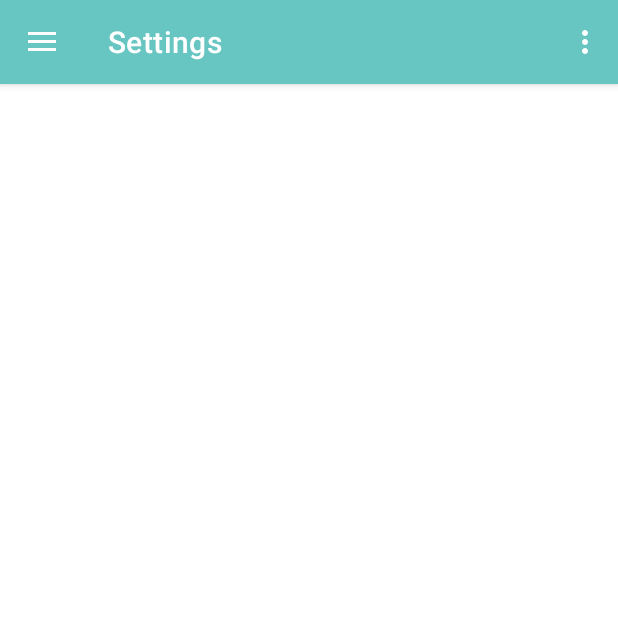
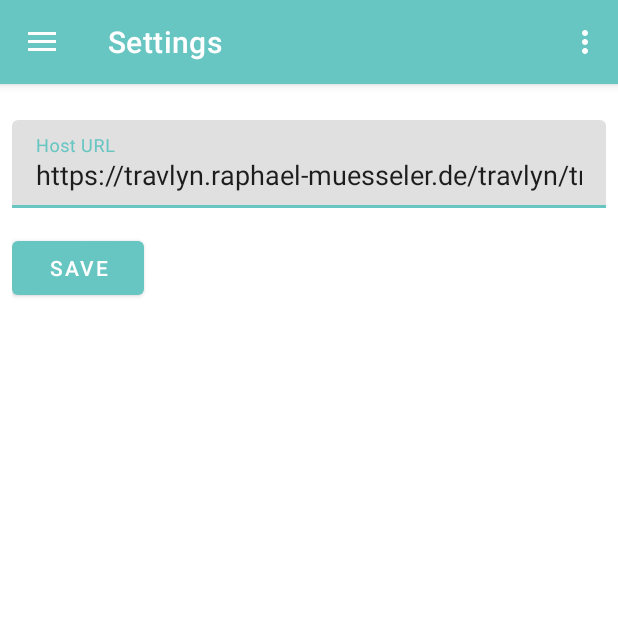
Before and after one commit to raphaelmue/travlyn, an Android app: the screen it shows after launch (MainActivity), in the side drawer, after a tap on "Settings", on a phone screen of 412 x 824 dp, the top half of it. Run offline under Robolectric (Android 15) with nearby library versions, the phone set to English and light mode, and no system bars; our stand-ins replace navigation-ui; libraries missing offline, so code that uses them is left out: com.arlib.floatingsearchview, org.osmdroid.config, org.osmdroid.library, org.osmdroid.tileprovider, org.osmdroid.util and 1 more; pictures from the network do not load; 17 statements that could not run were skipped.

Commit message:
issue #33: added field for changing host in settings

```diff
--- a/android/app/src/main/java/org/travlyn/MainActivity.kt
+++ b/android/app/src/main/java/org/travlyn/MainActivity.kt
@@ -41,7 +41,7 @@ class MainActivity : AppCompatActivity(), CoroutineScope, Application {
     override val coroutineContext: CoroutineContext
         get() = Dispatchers.Main + job
 
-    var api: UserApi = UserApi(context = this)
+    lateinit var api: UserApi
 
     private lateinit var appBarConfiguration: AppBarConfiguration
     private var user: User? = null
@@ -70,6 +70,8 @@ class MainActivity : AppCompatActivity(), CoroutineScope, Application {
         val headerView: View = navView.getHeaderView(0)
         navEmailTextField = headerView.findViewById(R.id.emailNavTextView)
         navNameTextField = headerView.findViewById(R.id.nameNavTextView)
+
+        this.api = UserApi(context = this)
 
         val localStorage = LocalStorage(this)
         user = localStorage.readObject<User>("user")
@@ -167,8 +169,8 @@ class MainActivity : AppCompatActivity(), CoroutineScope, Application {
                     launch {
                         handleLogoutRequest()
                         user = null
+                        LocalStorage(context).deleteObject("user")
                     }
-                    LocalStorage(context).deleteObject("user")
                     navEmailTextField.text = null
                     navNameTextField.text = null
                     invalidateOptionsMenu()
--- a/android/app/src/main/java/org/travlyn/infrastructure/ApiClient.kt
+++ b/android/app/src/main/java/org/travlyn/infrastructure/ApiClient.kt
@@ -19,18 +19,23 @@ import java.io.IOException
 import java.net.SocketException
 import java.net.SocketTimeoutException
 import java.util.concurrent.TimeUnit
+import javax.net.ssl.SSLHandshakeException
 import kotlin.coroutines.resume
 import kotlin.coroutines.resumeWithException
 
 open class ApiClient(
-    val baseUrl: String = "http://travlyn.raphael-muesseler.de/travlyn/travlyn/1.0.0/",
+    var baseUrl: String = baseUrlDefault,
     open val application: Application
 ) {
     companion object {
+        const val baseUrlDefault =
+            "https://travlyn.raphael-muesseler.de/travlyn/travlyn/1.0.0/"
+
         protected const val ContentType = "Content-Type"
         protected const val Accept = "Accept"
         protected const val JsonMediaType = "application/json"
         protected const val FormDataMediaType = "multipart/form-data"
+
         protected const val XmlMediaType = "application/xml"
 
         @JvmStatic
@@ -44,10 +49,22 @@ open class ApiClient(
                 Accept to JsonMediaType
             )
         )
-
         @JvmStatic
         val jsonHeaders: Map<String, String> =
             mapOf(ContentType to JsonMediaType, Accept to JsonMediaType)
+    }
+
+    init {
+        initBaseUrl()
+    }
+
+    private fun initBaseUrl() {
+        val localStorage = LocalStorage(this.application.getContext())
+        if (localStorage.contains("baseUrl")) {
+            this.baseUrl = localStorage.readObject<String>("baseUrl")!!
+        } else {
+            this.baseUrl = baseUrlDefault
+        }
     }
 
     protected inline fun <reified T> requestBody(
@@ -159,7 +176,7 @@ open class ApiClient(
             responseError(realRequest, response)
         } catch (exception: Exception) {
             when (exception) {
-                is SocketException, is SocketTimeoutException -> application.showErrorDialog(
+                is SocketException, is SocketTimeoutException, is SSLHandshakeException -> application.showErrorDialog(
                     ServerNotAvailableException(
                         "Socket connection timed out. Either server is not available or user has no internet connection."
                     )
--- a/android/app/src/main/java/org/travlyn/ui/login/LoginActivity.kt
+++ b/android/app/src/main/java/org/travlyn/ui/login/LoginActivity.kt
@@ -21,12 +21,13 @@ import kotlin.math.abs
 class LoginActivity : AppCompatActivity(), Application {
     private val animationTime: Long = 500
 
-    var api: UserApi = UserApi(context = this)
+    lateinit var api: UserApi
 
     override fun onCreate(savedInstanceState: Bundle?) {
         super.onCreate(savedInstanceState)
         setContentView(R.layout.activity_login)
 
+        api = UserApi(context = this)
         val context = this
         signInBtn.setOnClickListener {
             handleLogin(context)
--- a/android/app/src/main/java/org/travlyn/ui/send/SettingsFragment.kt
+++ /dev/null
@@ -1,20 +0,0 @@
-package org.travlyn.ui.send
-
-import android.os.Bundle
-import android.view.LayoutInflater
-import android.view.View
-import android.view.ViewGroup
-import androidx.fragment.app.Fragment
-import org.travlyn.R
-
-class SettingsFragment : Fragment() {
-
-
-    override fun onCreateView(
-        inflater: LayoutInflater,
-        container: ViewGroup?,
-        savedInstanceState: Bundle?
-    ): View? {
-        return inflater.inflate(R.layout.fragment_settings, container, false)
-    }
-}
--- /dev/null
+++ b/android/app/src/main/java/org/travlyn/ui/settings/SettingsFragment.kt
@@ -0,0 +1,39 @@
+package org.travlyn.ui.settings
+
+import android.os.Bundle
+import android.view.LayoutInflater
+import android.view.View
+import android.view.ViewGroup
+import android.widget.Toast
+import androidx.fragment.app.Fragment
+import kotlinx.android.synthetic.main.fragment_settings.*
+import org.travlyn.R
+import org.travlyn.infrastructure.ApiClient
+import org.travlyn.local.LocalStorage
+
+class SettingsFragment : Fragment() {
+
+    override fun onCreateView(
+        inflater: LayoutInflater,
+        container: ViewGroup?,
+        savedInstanceState: Bundle?
+    ): View? {
+        return inflater.inflate(R.layout.fragment_settings, container, false)
+    }
+
+    override fun onViewCreated(view: View, savedInstanceState: Bundle?) {
+        super.onViewCreated(view, savedInstanceState)
+
+        val localStorage = LocalStorage(context!!)
+
+        if (!localStorage.contains("baseUrl")) {
+            localStorage.writeObject("baseUrl", ApiClient.baseUrlDefault)
+        }
+        settingsHostTextField.setText(localStorage.readObject<String>("baseUrl"))
+
+        saveSettingsBtn.setOnClickListener {
+            localStorage.writeObject("baseUrl", settingsHostTextField.text.toString())
+            Toast.makeText(context, R.string.successfully_stored_settings, Toast.LENGTH_LONG).show()
+        }
+    }
+}
--- a/android/app/src/main/res/layout/fragment_settings.xml
+++ b/android/app/src/main/res/layout/fragment_settings.xml
@@ -1,19 +1,39 @@
 <?xml version="1.0" encoding="utf-8"?>
-<androidx.constraintlayout.widget.ConstraintLayout xmlns:android="http://schemas.android.com/apk/res/android"
+<LinearLayout xmlns:android="http://schemas.android.com/apk/res/android"
+    android:layout_width="match_parent"
+    android:layout_height="match_parent"
     xmlns:app="http://schemas.android.com/apk/res-auto"
-    android:layout_width="match_parent"
-    android:layout_height="match_parent">
+    android:orientation="vertical"
+    android:padding="8dp">
 
-    <TextView
-        android:id="@+id/text_send"
+    <com.google.android.material.textfield.TextInputLayout
+        android:id="@+id/settingsHostTextLayout"
         android:layout_width="match_parent"
         android:layout_height="wrap_content"
-        android:layout_marginStart="8dp"
-        android:layout_marginTop="8dp"
-        android:layout_marginEnd="8dp"
-        android:textAlignment="center"
-        android:textSize="20sp"
+        android:layout_marginTop="@dimen/fab_margin"
+        android:ems="12">
+
+        <com.google.android.material.textfield.TextInputEditText
+            android:id="@+id/settingsHostTextField"
+            style="@style/Widget.AppCompat.EditText"
+            android:layout_width="match_parent"
+            android:layout_height="wrap_content"
+            android:focusableInTouchMode="true"
+            android:hint="@string/host_url"
+            android:inputType="textEmailAddress"
+            android:singleLine="true" />
+
+    </com.google.android.material.textfield.TextInputLayout>
+
+    <com.google.android.material.button.MaterialButton
+        android:id="@+id/saveSettingsBtn"
+        android:layout_width="wrap_content"
+        android:layout_height="wrap_content"
+        android:layout_marginTop="@dimen/fab_margin"
+        android:text="@string/save"
+        android:textColor="@color/white"
         app:layout_constraintEnd_toEndOf="parent"
         app:layout_constraintStart_toStartOf="parent"
-        app:layout_constraintTop_toTopOf="parent" />
-</androidx.constraintlayout.widget.ConstraintLayout>
+        app:layout_constraintTop_toBottomOf="@+id/loginPasswordLayout" />
+
+</LinearLayout>
--- a/android/app/src/main/res/navigation/mobile_navigation.xml
+++ b/android/app/src/main/res/navigation/mobile_navigation.xml
@@ -25,7 +25,7 @@
 
     <fragment
         android:id="@+id/nav_settings"
-        android:name="org.travlyn.ui.send.SettingsFragment"
+        android:name="org.travlyn.ui.settings.SettingsFragment"
         android:label="@string/settings"
         tools:layout="@layout/fragment_settings" />
 </navigation>
--- a/android/app/src/main/res/values/strings.xml
+++ b/android/app/src/main/res/values/strings.xml
@@ -53,4 +53,7 @@
     <string name="error_server_not_available">The server is currently not available.</string>
     <string name="error_not_signed_in">You have to be signed in to perform this action.</string>
     <string name="error_not_found">Unfortunetly, resource was not found.</string>
+    <string name="save">Save</string>
+    <string name="host_url">Host URL</string>
+    <string name="successfully_stored_settings">Settings successfully stored!</string>
 </resources>
```
Also changed, not shown: 1 other file.
